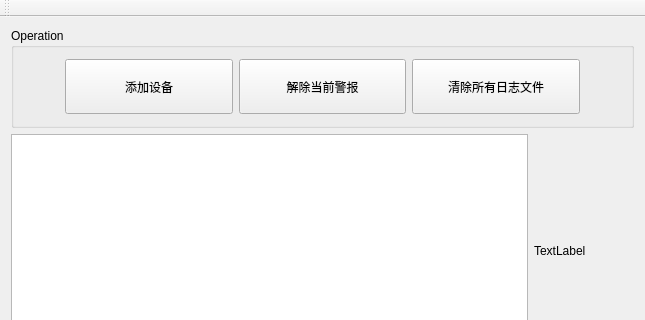
Qt form CameraStatusMonitor/mainwindow.ui (humadivinty/Qt_CameraStatusMonitor) before a commit; both pictures show x 0 to 645 and y 0 to 320 of the 645 by 663 pixel window.
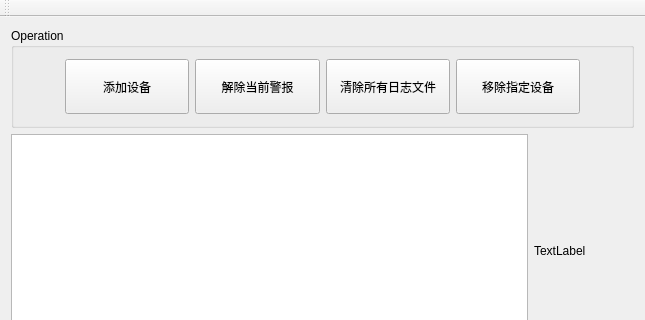
The same form after that commit.

Commit message:
添加移除设备功能
1、使用XML存储设备列表
2、增加移除设备功能
3、优化CPU使用率

```diff
--- a/CameraStatusMonitor/mainwindow.ui
+++ b/CameraStatusMonitor/mainwindow.ui
@@ -109,6 +109,19 @@
          </property>
         </widget>
        </item>
+       <item>
+        <widget class="QPushButton" name="pushButton_delCam">
+         <property name="sizePolicy">
+          <sizepolicy hsizetype="Preferred" vsizetype="Preferred">
+           <horstretch>0</horstretch>
+           <verstretch>0</verstretch>
+          </sizepolicy>
+         </property>
+         <property name="text">
+          <string>移除指定设备</string>
+         </property>
+        </widget>
+       </item>
        <item>
         <spacer name="horizontalSpacer_3">
          <property name="orientation">
```
The commit also changes 8 other files.
